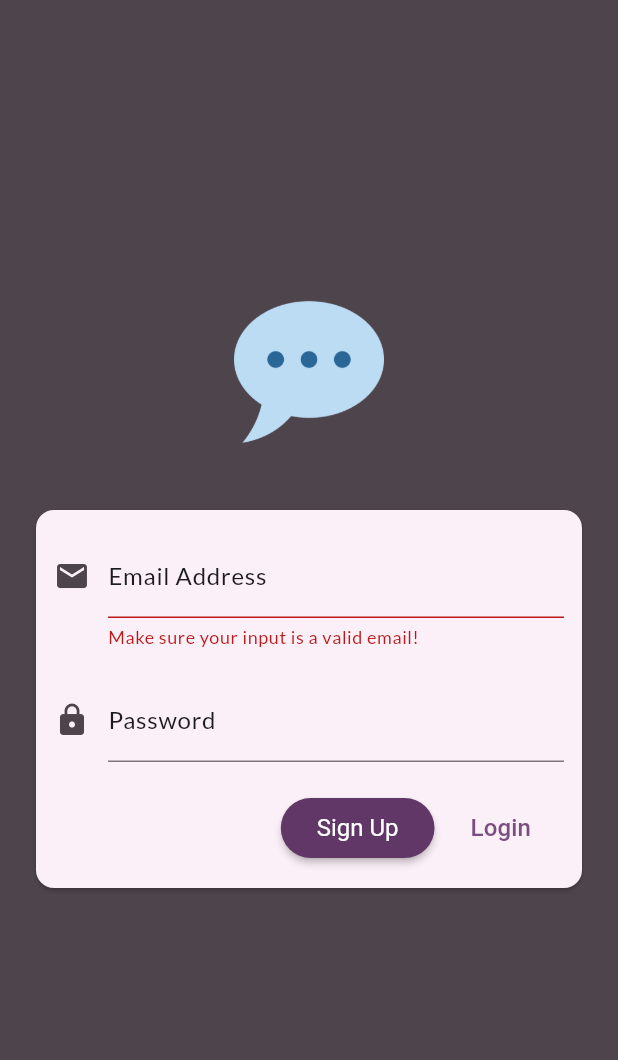
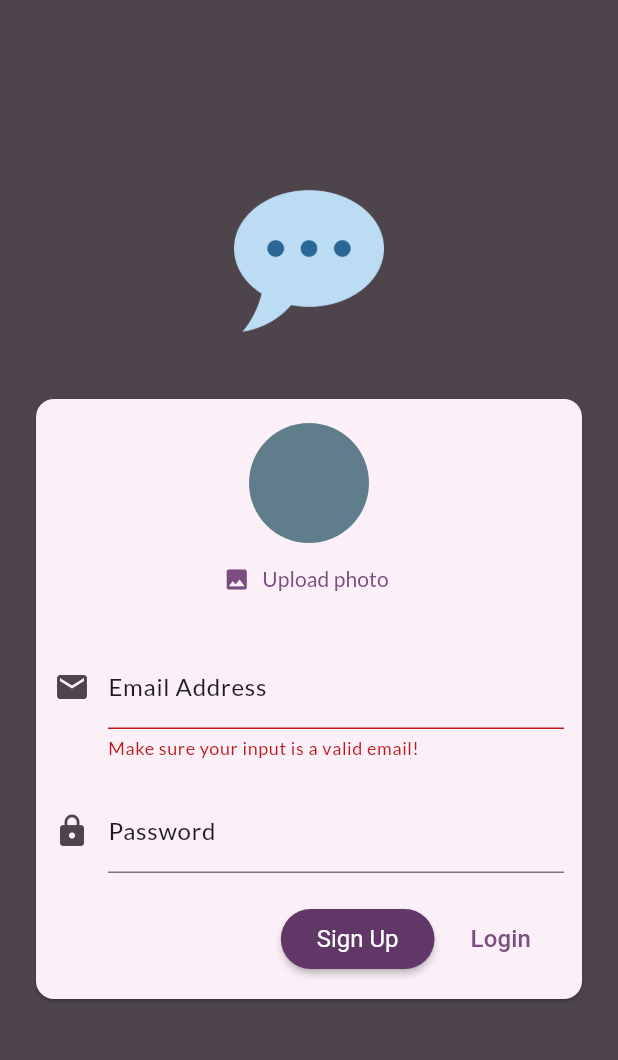
Before and after one commit to fauzanalif13/chat_app, a Flutter app: the screen it shows after launch, after a tap on "Sign In", after a tap on "Sign Up", on a phone screen of 412 x 824 dp, the part 63-1123 px from its top. Run offline on Flutter 3.47's test engine with Material 3 defaults, Android fonts, the phone set to English and light mode, and no system bars; our stand-ins replace firebase_auth, firebase_core, google_fonts, image_picker; accounts and stored records are empty.

Commit message:
v0.0.7 (Add image in signup)
now we can add image in sign up mode

```diff
--- a/lib/screen/auth_screen.dart
+++ b/lib/screen/auth_screen.dart
@@ -1,4 +1,7 @@
+import 'dart:io';
+
 import 'package:chat_app/main.dart';
+import 'package:chat_app/widget/user_image_picker.dart';
 import 'package:flutter/material.dart';
 
 ///AUTH FIREBASE
@@ -20,10 +23,14 @@ class _AuthScreenState extends State<AuthScreen> {
   var _enteredEmail = '';
   var _enteredPassword = '';
 
+  ///STORE PICKED IMAGE
+  File? selectedImage;
+
   void _submit() async {
     final isValid = _formKey.currentState!.validate();
 
-    if (!isValid) {
+    if (!isValid || !_isLogin && selectedImage == null) {
+      ///SHOW ERROR MESSAGE..
       return;
     }
 
@@ -94,6 +101,14 @@ class _AuthScreenState extends State<AuthScreen> {
                         spacing: 20,
                         mainAxisSize: MainAxisSize.min,
                         children: [
+                          ///TAKE PHOTO PROFILE
+                          if (!_isLogin)
+                            UserImagePicker(
+                              onPickedImage: (pickedImage) {
+                                selectedImage = pickedImage;
+                              },
+                            ),
+
                           ///EMAIL FORM
                           TextFormField(
                             decoration: InputDecoration(
--- a/lib/screen/profile_screen.dart
+++ b/lib/screen/profile_screen.dart
@@ -12,6 +12,12 @@ class ProfileScreen extends StatelessWidget {
         spacing: 6,
         mainAxisAlignment: MainAxisAlignment.center,
         children: [
+          CircleAvatar(
+            radius: 40,
+            backgroundColor: Colors.blueGrey,
+            // foregroundImage: FileImage(),
+          ),
+          SizedBox(height: 20),
           Text('You in profile screen!'),
           TextButton.icon(
             onPressed: () {
--- /dev/null
+++ b/lib/widget/user_image_picker.dart
@@ -0,0 +1,61 @@
+import 'dart:io';
+
+import 'package:flutter/material.dart';
+import 'package:image_picker/image_picker.dart';
+
+class UserImagePicker extends StatefulWidget {
+  const UserImagePicker({required this.onPickedImage, super.key});
+
+  final void Function(File pickedImage) onPickedImage;
+
+  @override
+  State<UserImagePicker> createState() => _UserImagePickerState();
+}
+
+class _UserImagePickerState extends State<UserImagePicker> {
+  File? _pickedImageFile;
+
+  void _pickImage() async {
+    final pickedImage = await ImagePicker().pickImage(
+      source: ImageSource.camera,
+      imageQuality: 50,
+      maxWidth: 150,
+    );
+
+    ///MAKE SURE PICKED IMAGE IS NOT NULL
+    if (pickedImage == null) {
+      return;
+    }
+
+    setState(
+      () {
+        _pickedImageFile = File(pickedImage.path);
+      },
+    );
+
+    widget.onPickedImage(_pickedImageFile!);
+  }
+
+  @override
+  Widget build(BuildContext context) {
+    return Column(
+      children: [
+        CircleAvatar(
+          radius: 40,
+          backgroundColor: Colors.blueGrey,
+          foregroundImage:
+              _pickedImageFile != null ? FileImage(_pickedImageFile!) : null,
+        ),
+        TextButton.icon(
+          onPressed: _pickImage,
+          icon: Icon(Icons.photo),
+          label: Text(
+            'Upload photo',
+            style: TextStyle(
+                color: Theme.of(context).copyWith().colorScheme.primary),
+          ),
+        )
+      ],
+    );
+  }
+}
--- a/pubspec.yaml
+++ b/pubspec.yaml
@@ -9,9 +9,11 @@ environment:
 dependencies:
   firebase_auth: ^5.4.2
   firebase_core: ^3.11.0
+  firebase_storage: ^12.4.2
   flutter:
     sdk: flutter
   google_fonts: ^6.2.1
+  image_picker: ^1.1.2
 
 dev_dependencies:
   flutter_test:
```
Also changed, not shown: pubspec.lock, 3 other files.
